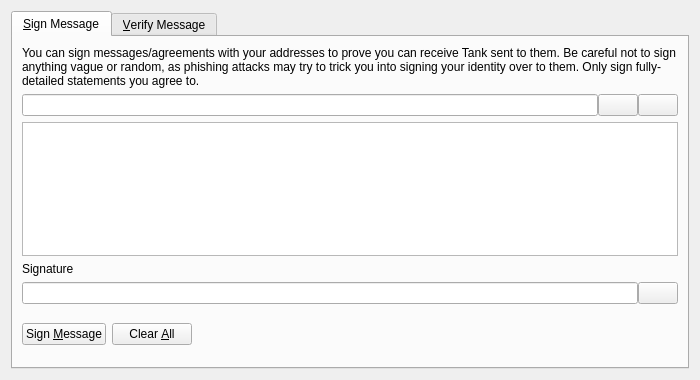
Before: the Qt Designer form src/qt/forms/signverifymessagedialog.ui in officialXGalaxy/XGalaxy, drawn with Qt 5.
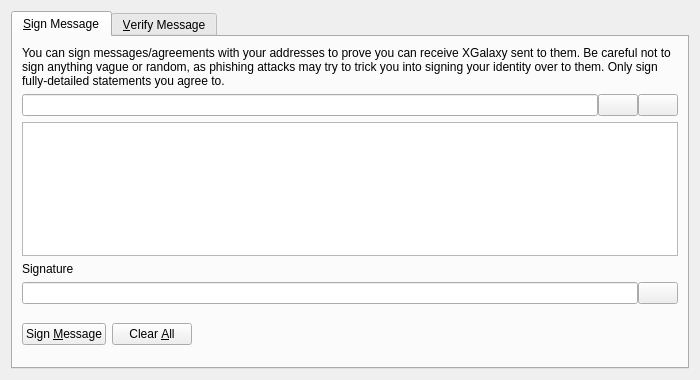
After: the same form once the commit is applied. Custom widgets are drawn as their Qt base class.

The edit to the form file:
```diff
--- a/src/qt/forms/signverifymessagedialog.ui
+++ b/src/qt/forms/signverifymessagedialog.ui
@@ -30,7 +30,7 @@
        <item>
         <widget class="QLabel" name="infoLabel_SM">
          <property name="text">
-          <string>You can sign messages/agreements with your addresses to prove you can receive Tank sent to them. Be careful not to sign anything vague or random, as phishing attacks may try to trick you into signing your identity over to them. Only sign fully-detailed statements you agree to.</string>
+          <string>You can sign messages/agreements with your addresses to prove you can receive XGalaxy sent to them. Be careful not to sign anything vague or random, as phishing attacks may try to trick you into signing your identity over to them. Only sign fully-detailed statements you agree to.</string>
          </property>
          <property name="textFormat">
           <enum>Qt::PlainText</enum>
```
Left out of the diff: 10 changed lines with no effect on the pictures.
